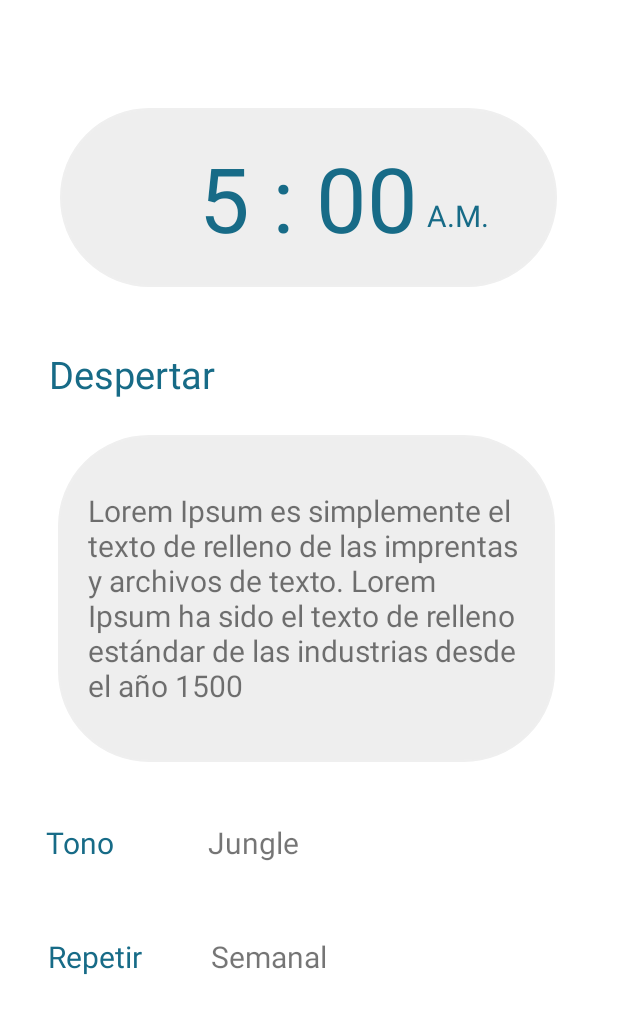
After one commit to JuanSebastianBecerra/b-alert-mobile, an Android app: the layout activity_detail_alarm.xml on its own in the app's theme, with its tools: preview values and no code run, on a phone screen of 412 x 824 dp. The commit adds this screen. Shown: the top 1014 px of the screen. Run offline under Robolectric (Android 15) with nearby library versions, the phone set to English and light mode, and no system bars.

Commit message:
feat: create alarm detail screen

```diff
--- /dev/null
+++ b/app/src/main/java/com/example/b_alert/DetailAlarm.kt
@@ -0,0 +1,12 @@
+package com.example.b_alert
+
+import androidx.appcompat.app.AppCompatActivity
+import android.os.Bundle
+
+class DetailAlarm : AppCompatActivity() {
+    override fun onCreate(savedInstanceState: Bundle?) {
+        super.onCreate(savedInstanceState)
+        setContentView(R.layout.activity_detail_alarm)
+        supportActionBar?.setDisplayHomeAsUpEnabled(true)
+    }
+}
--- /dev/null
+++ b/app/src/main/res/drawable/pill_area_bg.xml
@@ -0,0 +1,18 @@
+<?xml version="1.0" encoding="utf-8"?>
+<shape xmlns:android="http://schemas.android.com/apk/res/android"
+    android:dither="true"
+    android:shape="rectangle">
+
+    <corners android:radius="60dp" />
+
+    <solid android:color="#EEEEEE" />
+
+    <stroke
+        android:width="1dp"
+        android:color="#efefef" />
+
+    <size
+        android:width="300dp"
+        android:height="220dp" />
+
+</shape>
--- /dev/null
+++ b/app/src/main/res/drawable/pill_bg.xml
@@ -0,0 +1,18 @@
+<?xml version="1.0" encoding="utf-8"?>
+<shape xmlns:android="http://schemas.android.com/apk/res/android"
+    android:dither="true"
+    android:shape="rectangle">
+
+    <corners android:radius="120dp" />
+
+    <solid android:color="#EEEEEE" />
+
+    <stroke
+        android:width="1dp"
+        android:color="#efefef" />
+
+    <size
+        android:width="300dp"
+        android:height="120dp" />
+
+</shape>
--- /dev/null
+++ b/app/src/main/res/layout/activity_detail_alarm.xml
@@ -0,0 +1,133 @@
+<?xml version="1.0" encoding="utf-8"?>
+<androidx.constraintlayout.widget.ConstraintLayout xmlns:android="http://schemas.android.com/apk/res/android"
+    xmlns:app="http://schemas.android.com/apk/res-auto"
+    xmlns:tools="http://schemas.android.com/tools"
+    android:layout_width="match_parent"
+    android:layout_height="match_parent"
+    tools:context=".DetailAlarm">
+
+    <TextView
+        android:id="@+id/textView"
+        android:layout_width="331dp"
+        android:layout_height="119dp"
+        android:layout_marginLeft="30dp"
+        android:layout_marginRight="30dp"
+        android:background="@drawable/pill_bg"
+        android:gravity="center"
+        android:text="@string/alarm_time_detail"
+        android:textColor="#176B87"
+        android:textSize="60sp"
+        app:layout_constraintBottom_toBottomOf="parent"
+        app:layout_constraintEnd_toEndOf="parent"
+        app:layout_constraintHorizontal_bias="0.494"
+        app:layout_constraintStart_toStartOf="parent"
+        app:layout_constraintTop_toTopOf="parent"
+        app:layout_constraintVertical_bias="0.102" />
+
+    <TextView
+        android:id="@+id/textView2"
+        android:layout_width="wrap_content"
+        android:layout_height="wrap_content"
+        android:text="@string/alarm_time_format"
+        android:textColor="#176B87"
+        android:textSize="20sp"
+        app:layout_constraintBottom_toBottomOf="@+id/textView"
+        app:layout_constraintEnd_toEndOf="@+id/textView"
+        app:layout_constraintHorizontal_bias="0.844"
+        app:layout_constraintStart_toStartOf="@+id/textView"
+        app:layout_constraintTop_toTopOf="@+id/textView"
+        app:layout_constraintVertical_bias="0.63" />
+
+    <TextView
+        android:id="@+id/textView3"
+        android:layout_width="wrap_content"
+        android:layout_height="wrap_content"
+        android:layout_marginTop="40dp"
+        android:text="@string/alarm_name"
+        android:textColor="#176B87"
+        android:textSize="25sp"
+        app:layout_constraintBottom_toBottomOf="parent"
+        app:layout_constraintEnd_toEndOf="parent"
+        app:layout_constraintHorizontal_bias="0.109"
+        app:layout_constraintStart_toStartOf="parent"
+        app:layout_constraintTop_toBottomOf="@+id/textView"
+        app:layout_constraintVertical_bias="0.001" />
+
+    <TextView
+        android:id="@+id/textView4"
+        android:layout_width="331dp"
+        android:layout_height="218dp"
+        android:layout_marginLeft="30dp"
+        android:layout_marginTop="20dp"
+        android:layout_marginRight="30dp"
+        android:background="@drawable/pill_area_bg"
+        android:gravity="center_vertical"
+        android:padding="20sp"
+        android:text="@string/alarm_description_detail"
+        android:textSize="20sp"
+        app:layout_constraintBottom_toBottomOf="parent"
+        app:layout_constraintEnd_toEndOf="parent"
+        app:layout_constraintHorizontal_bias="0.419"
+        app:layout_constraintStart_toStartOf="parent"
+        app:layout_constraintTop_toBottomOf="@+id/textView3"
+        app:layout_constraintVertical_bias="0.01" />
+
+    <TextView
+        android:id="@+id/textView5"
+        android:layout_width="wrap_content"
+        android:layout_height="wrap_content"
+        android:layout_marginStart="30dp"
+        android:layout_marginTop="40dp"
+        android:text="@string/tone"
+        android:textColor="#176B87"
+        android:textSize="20sp"
+        app:layout_constraintBottom_toBottomOf="parent"
+        app:layout_constraintEnd_toEndOf="parent"
+        app:layout_constraintHorizontal_bias="0.002"
+        app:layout_constraintStart_toStartOf="parent"
+        app:layout_constraintTop_toBottomOf="@+id/textView4"
+        app:layout_constraintVertical_bias="0.0" />
+
+    <TextView
+        android:id="@+id/textView6"
+        android:layout_width="wrap_content"
+        android:layout_height="wrap_content"
+        android:layout_marginTop="40dp"
+        android:text="@string/replay"
+        android:textColor="#176B87"
+        android:textSize="20sp"
+        app:layout_constraintBottom_toBottomOf="parent"
+        app:layout_constraintEnd_toEndOf="parent"
+        app:layout_constraintHorizontal_bias="0.092"
+        app:layout_constraintStart_toStartOf="parent"
+        app:layout_constraintTop_toBottomOf="@+id/textView5"
+        app:layout_constraintVertical_bias="0.048" />
+
+    <TextView
+        android:id="@+id/textView7"
+        android:layout_width="wrap_content"
+        android:layout_height="wrap_content"
+        android:layout_marginTop="40dp"
+        android:text="@string/jungle_tone"
+        android:textSize="20sp"
+        app:layout_constraintBottom_toBottomOf="parent"
+        app:layout_constraintEnd_toEndOf="parent"
+        app:layout_constraintHorizontal_bias="0.336"
+        app:layout_constraintStart_toStartOf="@+id/textView5"
+        app:layout_constraintTop_toBottomOf="@+id/textView4"
+        app:layout_constraintVertical_bias="0.0" />
+
+    <TextView
+        android:id="@+id/textView8"
+        android:layout_width="wrap_content"
+        android:layout_height="wrap_content"
+        android:layout_marginTop="40dp"
+        android:text="@string/weekly_replay"
+        android:textSize="20sp"
+        app:layout_constraintBottom_toBottomOf="parent"
+        app:layout_constraintEnd_toEndOf="parent"
+        app:layout_constraintHorizontal_bias="0.36"
+        app:layout_constraintStart_toStartOf="@+id/textView6"
+        app:layout_constraintTop_toBottomOf="@+id/textView7"
+        app:layout_constraintVertical_bias="0.046" />
+</androidx.constraintlayout.widget.ConstraintLayout>
--- a/app/src/main/res/values/strings.xml
+++ b/app/src/main/res/values/strings.xml
@@ -1,6 +1,7 @@
 <resources>
     <string name="app_name">B-alert</string>
     <string name="create_alarm">Crear alarma</string>
+    <string name="detail_alarm">Detalles alarma</string>
     <string name="name_hint"> Nombre</string>
     <string name="description_hint">Descripción</string>
     <string name="default_configuration">Configuración por defecto (Opcional)</string>
@@ -8,6 +9,12 @@
     <string name="replay">Repetir</string>
     <string name="image">Imagen</string>
     <string name="description">Imagen default</string>
+    <string name="alarm_time_detail">5 : 00</string>
+    <string name="alarm_name">Despertar</string>
+    <string name="alarm_time_format">A.M.</string>
+    <string name="jungle_tone">Jungle</string>
+    <string name="weekly_replay">Semanal</string>
+    <string name="alarm_description_detail">Lorem Ipsum es simplemente el texto de relleno de las imprentas y archivos de texto. Lorem Ipsum ha sido el texto de relleno estándar de las industrias desde el año 1500</string>
     <string-array name="tone_array">
         <item>Seleccione …</item>
         <item>Jungle</item>
```
